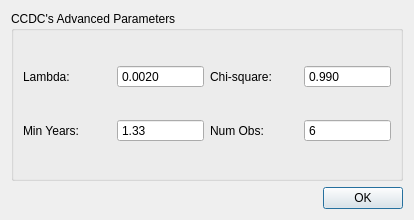
SMByC/CCD-Plugin, file ui/advanced_settings.ui: the form before one commit.
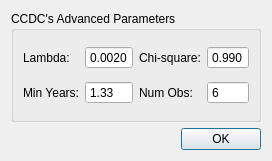
The form after the commit.

```diff
--- a/ui/advanced_settings.ui
+++ b/ui/advanced_settings.ui
@@ -6,8 +6,8 @@
    <rect>
     <x>0</x>
     <y>0</y>
-    <width>414</width>
-    <height>220</height>
+    <width>272</width>
+    <height>161</height>
    </rect>
   </property>
   <property name="windowTitle">
```
